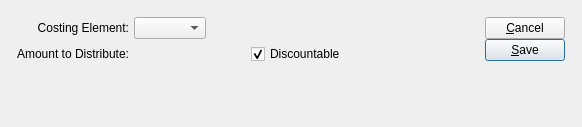
Pegasus-RPG/xtuple-client, file guiclient/voucherItemDistrib.ui: the form before one commit.
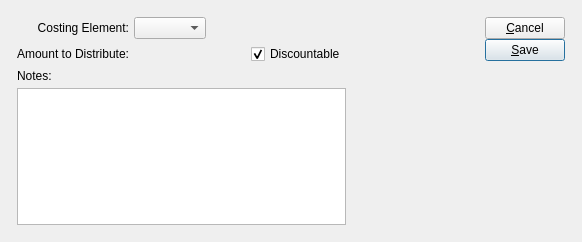
The form after the commit. Custom widgets are drawn as their Qt base class.

Commit message: Issue #9506:add notes column

```diff
--- a/guiclient/voucherItemDistrib.ui
+++ b/guiclient/voucherItemDistrib.ui
@@ -14,7 +14,7 @@
     <x>0</x>
     <y>0</y>
     <width>582</width>
-    <height>127</height>
+    <height>242</height>
    </rect>
   </property>
   <property name="windowTitle">
@@ -95,6 +95,19 @@
          </item>
         </layout>
        </item>
+       <item>
+        <widget class="QLabel" name="_notesLit">
+         <property name="text">
+          <string>Notes:</string>
+         </property>
+         <property name="alignment">
+          <set>Qt::AlignLeading|Qt::AlignLeft|Qt::AlignVCenter</set>
+         </property>
+        </widget>
+       </item>
+       <item>
+        <widget class="QTextEdit" name="_notes"/>
+       </item>
        <item>
         <spacer name="Spacer39">
          <property name="orientation">
```
The commit also changes 3 other files.
